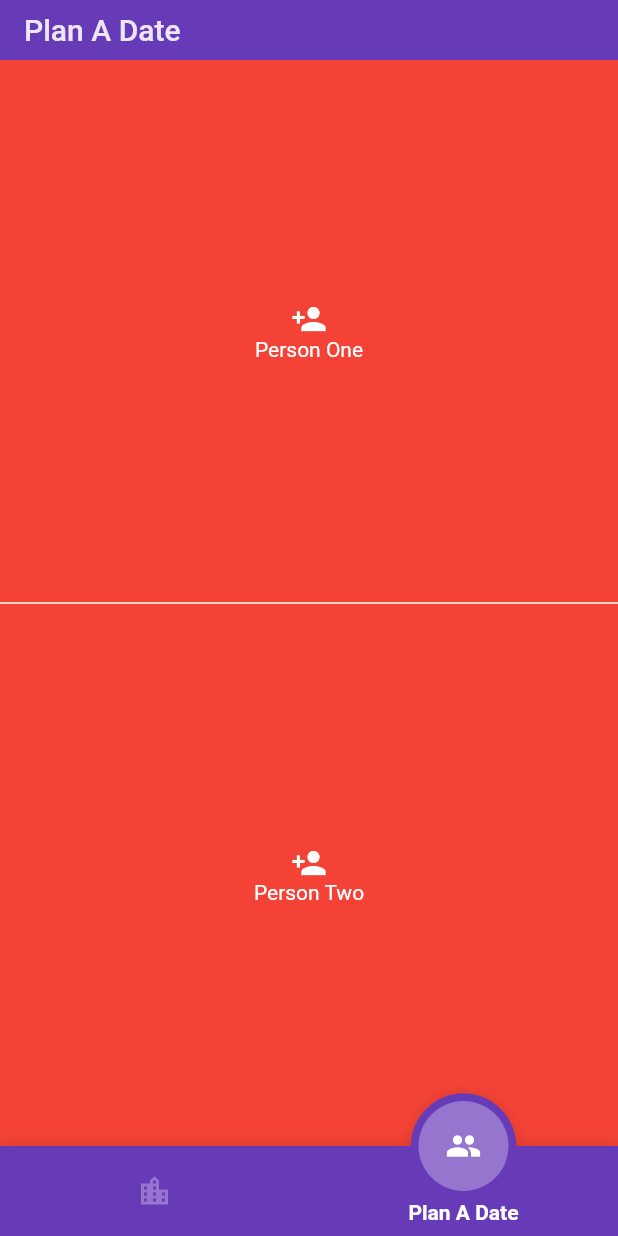
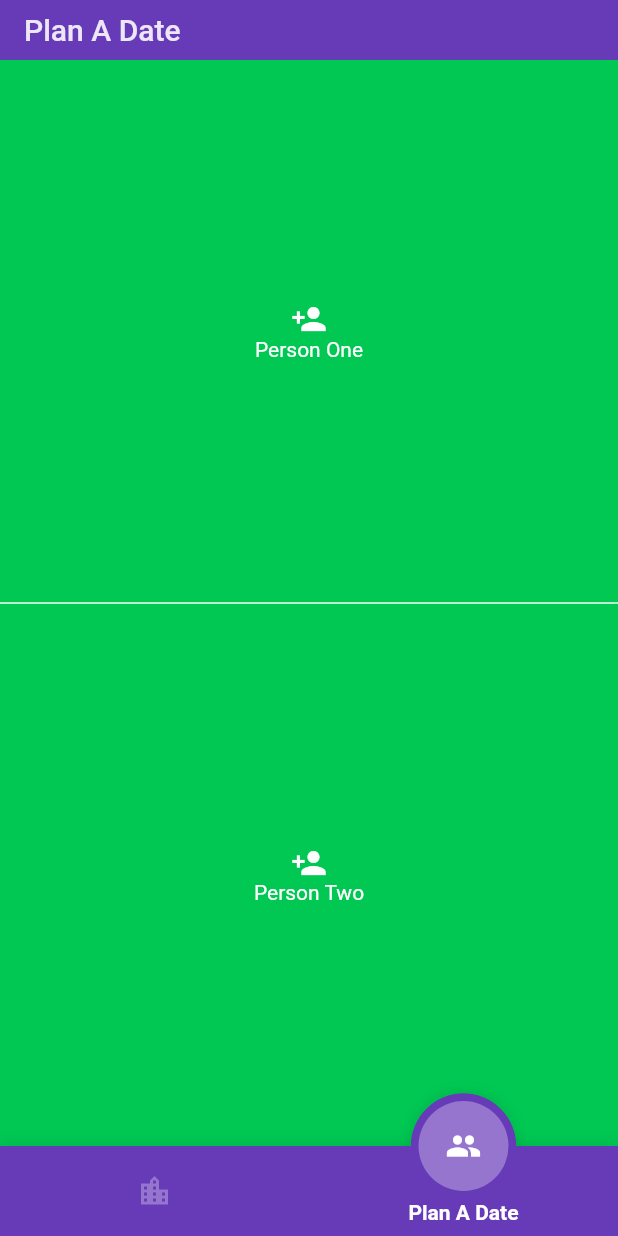
Before and after one commit to ncpleslie/date_night, a Flutter app: the screen it shows after launch, item 2 of the bottom bar chosen, on a phone screen of 412 x 824 dp. Run offline on Flutter 3.47's test engine with Material 2 defaults, Android fonts, the light colour scheme and no system bars; drawn by our look-alikes of fancy_bottom_navigation; our stand-ins replace auto_size_text, cached_network_image, cloud_firestore, flutter_spinkit; accounts and stored records are empty.

Commit message:
Major model refactor. Refactored some widgets to make them clearer

```diff
--- a/Client/app/lib/src/config/theme_data.dart
+++ b/Client/app/lib/src/config/theme_data.dart
@@ -8,5 +8,6 @@ class ThemeConfig {
       primaryColor: Colors.deepPurple,
       accentColor: Colors.deepPurple[300],
       buttonColor: CupertinoColors.activeBlue,
-      dialogBackgroundColor: Colors.deepPurple[300]);
+      dialogBackgroundColor: Colors.deepPurple[300],
+      );
 }
--- a/Client/app/lib/src/scoped_model/ideas_model.dart
+++ b/Client/app/lib/src/scoped_model/ideas_model.dart
@@ -1,11 +1,92 @@
 import 'dart:math';
-
 import 'package:scoped_model/scoped_model.dart';
 import 'package:cloud_firestore/cloud_firestore.dart';
-
 import '../models/date_ideas.dart';
 
 class IdeasModel extends Model {
+  /// List of all the current date ideas.
+  List<List<String>> dateIdeas = <List<String>>[<String>[], <String>[]];
+
+  /// The current date editor.
+  int currentEditor = 0;
+
+  /// Set who the current editor is.
+  void setCurrentEditor(int editor) {
+    currentEditor = editor;
+  }
+
+  /// Returns the list of date ideas of the current editor
+  List<String> getCurrentEditorsIdeasList() {
+    return dateIdeas[currentEditor];
+  }
+
+  /// Determines is the current editors list is valid.
+  bool isCurrentEditorsListValid() {
+    return dateIdeas[currentEditor].isNotEmpty;
+  }
+
+  /// Determines is the selected editor has a valid list.
+  bool isSelectedEditorsListValid(int index) {
+    return dateIdeas[index].isNotEmpty;
+  }
+
+  /// Determine if all lists are valid.
+  bool isAllEditorsListsValid() {
+    for (int i = 0; i <= dateIdeas.length - 1; i++) {
+      final bool validList = isSelectedEditorsListValid(i);
+      if (!validList) {
+        return validList;
+      }
+    }
+    return true;
+  }
+
+  /// Determines if any list is valid.
+  bool isAnyEditorsListValid() {
+    for (int i = 0; i <= dateIdeas.length - 1; i++) {
+      final bool validList = isSelectedEditorsListValid(i);
+      if (validList) {
+        return validList;
+      }
+    }
+    return false;
+  }
+
+  /// Removes the current editors idea by index.
+  void removeItemAt(int index) {
+    dateIdeas[currentEditor].removeAt(index);
+  }
+
+  /// Add a single idea to the current editors idea list.
+  void addIdea(String idea) {
+    final String ideaNormalised = idea.replaceFirst(RegExp(r'^\s+'), '');
+    dateIdeas[currentEditor].add(ideaNormalised);
+    notifyListeners();
+  }
+
+  /// Add allideas to the current editing user.
+  void addIdeas(List<String> ideas) {
+    dateIdeas[currentEditor].addAll(ideas);
+  }
+
+  /// Determine the final result.
+  String calculateResults() {
+    // Determine result
+    // Combine lists
+    // If value in there twice, that is the answer
+    // Else return random answer
+    // Clear lists
+    return 'Null value error';
+  }
+
+  /// Deletes all dates from all lists.
+  void clearAllLists() {
+    for (List<String> ideas in dateIdeas) {
+      ideas.clear();
+    }
+    notifyListeners();
+  }
+
   List<String> chosenDateIdeas = <String>[];
   List<String> personOneIdeas = <String>[];
   List<String> personTwoIdeas = <String>[];
@@ -28,14 +109,6 @@ class IdeasModel extends Model {
   void combineLists() {
     chosenDateIdeas = List<String>.from(personOneIdeas)..addAll(personTwoIdeas);
     chosenDateIdeas.shuffle();
-  }
-
-  void clearAllLists() {
-    chosenIdea = null;
-    chosenDateIdeas = <String>[];
-    personOneIdeas = <String>[];
-    personTwoIdeas = <String>[];
-    notifyListeners();
   }
 
   // From Fetching ideas
--- a/Client/app/lib/src/screens/index.dart
+++ b/Client/app/lib/src/screens/index.dart
@@ -3,8 +3,8 @@ import 'package:flutter/cupertino.dart';
 import 'package:scoped_model/scoped_model.dart';
 import 'package:fancy_bottom_navigation/fancy_bottom_navigation.dart';
 import '../scoped_model/ideas_model.dart';
-import './date_edit/date_edit.dart';
 import './dates_around/dates_around.dart';
+import './plan_a_date/date_edit.dart';
 
 class Index extends StatefulWidget {
   @override
--- a/Client/app/lib/src/screens/date_edit/date_edit.dart
+++ b/Client/app/lib/src/screens/plan_a_date/date_edit.dart
@@ -4,6 +4,7 @@ import 'package:scoped_model/scoped_model.dart';
 import '../../scoped_model/ideas_model.dart';
 import '../../widgets/selection_button.dart';
 import './loading_page.dart';
+import 'date_add.dart';
 
 class DateEdit extends StatefulWidget {
   @override
@@ -19,21 +20,58 @@ class _DateEditState extends State<DateEdit> {
       builder: (BuildContext context, Widget widget, IdeasModel model) {
         return Scaffold(
           appBar: _buildAppBar(model),
-          body: _buildSelectionButtons(),
+          body: _buildSelectionButtons(model),
           floatingActionButton: _buildFAB(model),
         );
       },
     );
   }
 
-  Widget _buildSelectionButtons() {
-    return SelectionButton();
+  Widget _buildSelectionButtons(IdeasModel model) {
+    return Column(
+      children: <Widget>[
+        SelectionButton(
+            context,
+            'Person One',
+            model.isSelectedEditorsListValid(0),
+            () => _navigateToEdit(model, 0)),
+        const SizedBox(
+          height: 1.0,
+        ),
+        SelectionButton(
+            context,
+            'Person Two',
+            model.isSelectedEditorsListValid(1),
+            () => _navigateToEdit(model, 1)),
+      ],
+    );
+  }
+
+  /// Will navigate to the correct editting page based on is currently editing
+  void _navigateToEdit(IdeasModel model, int whoIsEditing) {
+    model.setCurrentEditor(whoIsEditing);
+    Navigator.push<void>(
+      context,
+      CupertinoPageRoute<void>(
+        builder: (BuildContext context) {
+          return PersonOneDateEdit();
+        },
+      ),
+    );
   }
 
   Widget _buildFAB(IdeasModel model) {
-    final bool areListsEmpty =
-        model.personOneIdeas.isEmpty || model.personTwoIdeas.isEmpty;
-    return !areListsEmpty ? _buildResultsButton(model) : Container();
+    return model.isAllEditorsListsValid()
+        ? FloatingActionButton(
+            child: const Icon(
+              Icons.keyboard_arrow_right,
+              size: 30,
+            ),
+            onPressed: () {
+              _showResults(model.calculateResults());
+            },
+          )
+        : Container();
   }
 
   Widget _buildAppBar(IdeasModel model) {
@@ -52,9 +90,7 @@ class _DateEditState extends State<DateEdit> {
   }
 
   Widget _buildDeleteDataIcon(IdeasModel model) {
-    final bool areListsNotEmpty =
-        model.personOneIdeas.isNotEmpty || model.personTwoIdeas.isNotEmpty;
-    return areListsNotEmpty
+    return model.isAnyEditorsListValid()
         ? IconButton(
             icon: const Icon(CupertinoIcons.delete),
             tooltip: 'Delete',
@@ -66,20 +102,6 @@ class _DateEditState extends State<DateEdit> {
         : Container();
   }
 
-  Widget _buildResultsButton(IdeasModel model) {
-    return FloatingActionButton(
-      child: const Icon(
-        CupertinoIcons.right_chevron,
-        size: 40,
-      ),
-      onPressed: () {
-        final String returningValue = model.compareAllIdeas();
-        _showResults(returningValue);
-        model.clearAllLists();
-      },
-    );
-  }
-
   void _showResults(String returningValue) {
     showCupertinoModalPopup<void>(
       context: context,
--- a/Client/app/lib/src/widgets/selection_button.dart
+++ b/Client/app/lib/src/widgets/selection_button.dart
@@ -1,64 +1,37 @@
 import 'package:flutter/material.dart';
 import 'package:flutter/cupertino.dart';
-import 'package:scoped_model/scoped_model.dart';
-import '../scoped_model/ideas_model.dart';
-import '../screens/date_edit/date_add.dart';
 
-class SelectionButton extends StatefulWidget {
-  @override
-  State<StatefulWidget> createState() {
-    return _SelectionButtonState();
-  }
-}
+class SelectionButton extends StatelessWidget {
+  const SelectionButton(
+      this.context, this.buttonName, this.isPersonListFull, this.callback);
 
-class _SelectionButtonState extends State<SelectionButton> {
+  final BuildContext context;
+  final String buttonName;
+  final bool isPersonListFull;
+  final Function callback;
+
   @override
   Widget build(BuildContext context) {
-    return ScopedModelDescendant<IdeasModel>(
-      builder: (BuildContext context, Widget widget, IdeasModel model) {
-        final bool _isPersonOneListFull =
-            model.personOneIdeas == null || model.personOneIdeas.isEmpty;
-        final bool _isPersonTwoListFull =
-            model.personTwoIdeas == null || model.personTwoIdeas.isEmpty;
-
-        return Column(
-          //        mainAxisAlignment: MainAxisAlignment.center,
-          children: <Widget>[
-            _buildPersonOneButton(model, _isPersonOneListFull),
-            const SizedBox(
-              height: 1.0,
-            ),
-            _buildPersonTwoButton(model, _isPersonTwoListFull),
-          ],
-        );
-      },
-    );
-  }
-
-  Widget _buildPersonOneButton(IdeasModel model, bool _isPersonOneListFull) {
     return Expanded(
       child: Material(
-        textStyle: TextStyle(
-          color: _isPersonOneListFull ? Colors.white : Colors.white,
-        ),
-        color: _isPersonOneListFull ? Colors.red : Colors.greenAccent[700],
+        textStyle: const TextStyle(color: Colors.white),
+        color: isPersonListFull ? Colors.red : Colors.greenAccent[700],
         child: InkWell(
-          onTap: () =>
-              _isPersonOneListFull ? _navigateToEdit(model, true, false) : null,
+          onTap: isPersonListFull ? null : callback,
           child: Center(
             child: Column(
               mainAxisAlignment: MainAxisAlignment.center,
               children: <Widget>[
-                _isPersonOneListFull
+                isPersonListFull
                     ? const Icon(
-                        Icons.person_add,
+                        Icons.person_add_disabled,
                         color: Colors.white,
                       )
                     : const Icon(
-                        Icons.person,
+                        Icons.person_add,
                         color: Colors.white,
                       ),
-                const Text('Person One')
+                Text(buttonName)
               ],
             ),
           ),
@@ -66,48 +39,4 @@ class _SelectionButtonState extends State<SelectionButton> {
       ),
     );
   }
-
-  Widget _buildPersonTwoButton(IdeasModel model, bool _isPersonTwoListFull) {
-    return Expanded(
-      child: Material(
-        textStyle: const TextStyle(
-          color: Colors.white,
-        ),
-        color: _isPersonTwoListFull ? Colors.red : Colors.greenAccent[700],
-        child: InkWell(
-          onTap: () =>
-              _isPersonTwoListFull ? _navigateToEdit(model, false, true) : null,
-          child: Center(
-            child: Column(
-                mainAxisAlignment: MainAxisAlignment.center,
-                children: <Widget>[
-                  _isPersonTwoListFull
-                      ? const Icon(
-                          Icons.person_add,
-                          color: Colors.white,
-                        )
-                      : const Icon(
-                          Icons.person,
-                          color: Colors.white,
-                        ),
-                  const Text('Person Two')
-                ]),
-          ),
-        ),
-      ),
-    );
-  }
-
-  void _navigateToEdit(IdeasModel model, bool personOne, bool personTwo) {
-    model.isPersonOneEditing = personOne;
-    model.isPersonTwoEditing = personTwo;
-    Navigator.push<void>(
-      context,
-      CupertinoPageRoute<void>(
-        builder: (BuildContext context) {
-          return PersonOneDateEdit();
-        },
-      ),
-    );
-  }
 }
```
Also changed, not shown: Client/app/lib/src/screens/dates_around/dates_around.dart (+6 -2 lines), Client/app/lib/src/screens/plan_a_date/date_add.dart (renamed from Client/app/lib/src/screens/date_edit/date_add.dart, +22 -32 lines), Client/app/lib/src/screens/plan_a_date/loading_page.dart (renamed from Client/app/lib/src/screens/date_edit/loading_page.dart), Client/app/lib/src/screens/plan_a_date/results.dart (renamed from Client/app/lib/src/screens/date_edit/results.dart).
